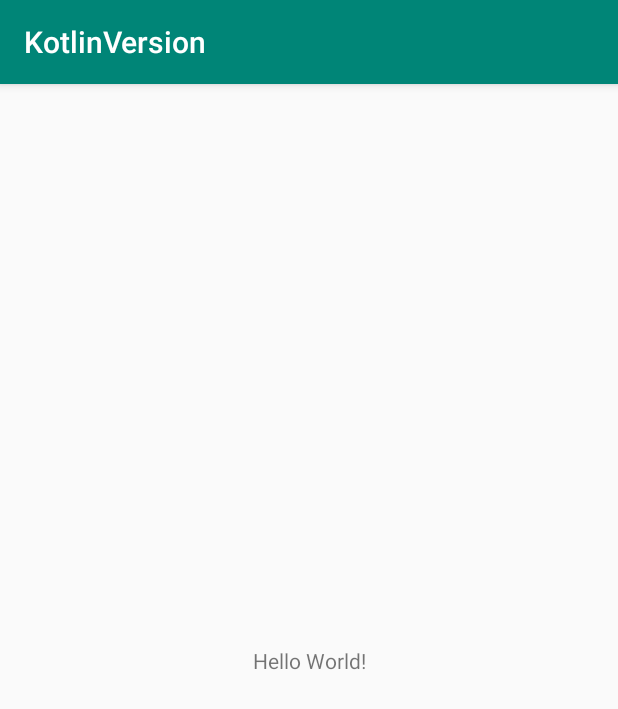
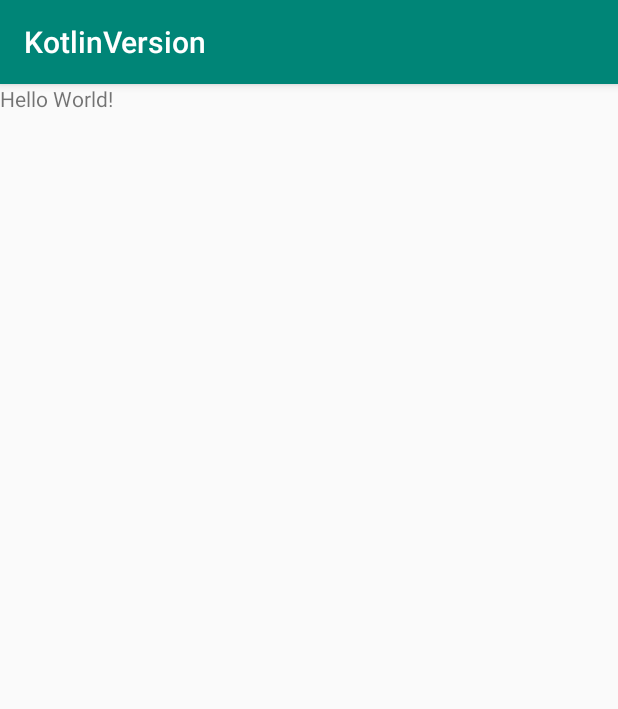
Before and after one commit to Elder-Wu/AndroidGuide, an Android app: the screen it shows after launch (MainActivity), on a phone screen of 412 x 824 dp. Shown: the top 709 px of the screen. Run offline under Robolectric (Android 15) with nearby library versions, the phone set to English and light mode, and no system bars.

Commit message:
delete app module

```diff
--- a/kotlin-version/src/main/res/layout/activity_main.xml
+++ b/kotlin-version/src/main/res/layout/activity_main.xml
@@ -1,6 +1,5 @@
 <?xml version="1.0" encoding="utf-8"?>
-<android.support.constraint.ConstraintLayout xmlns:android="http://schemas.android.com/apk/res/android"
-    xmlns:app="http://schemas.android.com/apk/res-auto"
+<LinearLayout xmlns:android="http://schemas.android.com/apk/res/android"
     xmlns:tools="http://schemas.android.com/tools"
     android:layout_width="match_parent"
     android:layout_height="match_parent"
@@ -9,10 +8,5 @@
     <TextView
         android:layout_width="wrap_content"
         android:layout_height="wrap_content"
-        android:text="Hello World!"
-        app:layout_constraintBottom_toBottomOf="parent"
-        app:layout_constraintLeft_toLeftOf="parent"
-        app:layout_constraintRight_toRightOf="parent"
-        app:layout_constraintTop_toTopOf="parent" />
-
-</android.support.constraint.ConstraintLayout>
+        android:text="Hello World!" />
+</LinearLayout>
--- a/settings.gradle
+++ b/settings.gradle
@@ -1 +1 @@
-include ':app', ':kotlin-version', ':java-version'
+include ':kotlin-version', ':java-version'
```
Also changed, not shown: config.gradle (+6 -1 lines), java-version/build.gradle (+4 -4 lines), java-version/src/main/res/layout/activity_main.xml (+3 -8 lines), kotlin-version/build.gradle (+4 -8 lines).
